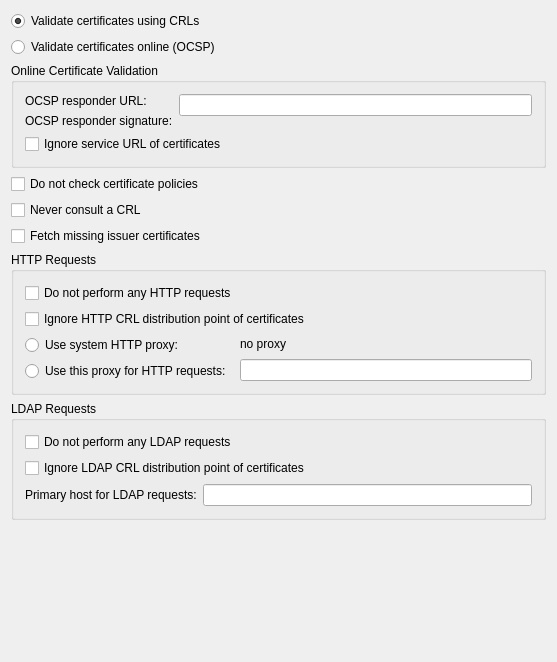
Before: the Qt Designer form kmail/smimeconfiguration.ui in chusopr/kdepim-ktimetracker-akonadi, drawn with Qt 5.
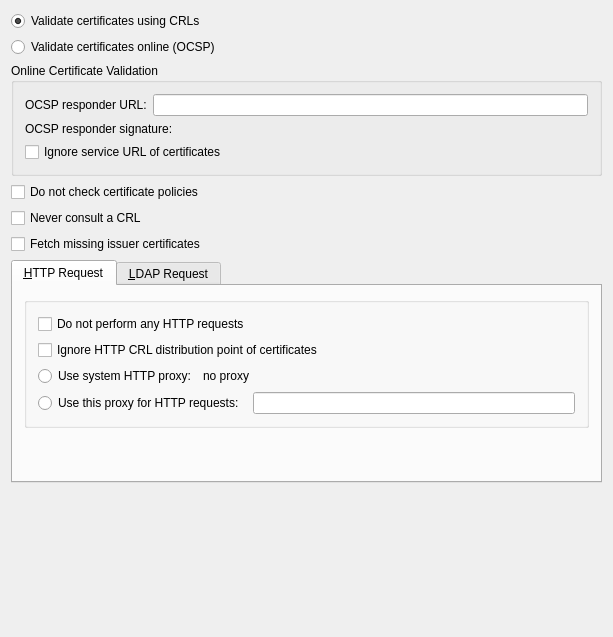
After: the same form once the commit is applied. Custom widgets are drawn as their Qt base class.

Commit message: FiNeX's fix for the SMIME configuration dialog layout. BUGS: 152410

What changed in the file:
```diff
--- a/kmail/smimeconfiguration.ui
+++ b/kmail/smimeconfiguration.ui
@@ -5,12 +5,12 @@
    <rect>
     <x>0</x>
     <y>0</y>
-    <width>557</width>
-    <height>662</height>
+    <width>613</width>
+    <height>637</height>
    </rect>
   </property>
-  <layout class="QVBoxLayout" >
-   <item>
+  <layout class="QGridLayout" >
+   <item row="0" column="0" >
     <widget class="QRadioButton" name="CRLRB" >
      <property name="whatsThis" >
       <string>If this option is selected, S/MIME certificates are validated using Certificate Revocation Lists (CRLs).</string>
@@ -23,7 +23,7 @@
      </property>
     </widget>
    </item>
-   <item>
+   <item row="1" column="0" >
     <widget class="QRadioButton" name="OCSPRB" >
      <property name="whatsThis" >
       <string>If this option is selected, S/MIME certificates are validated online using the Online Certificates Status Protocol (OCSP). Fill in the URL of the OCSP responder below.</string>
@@ -33,16 +33,16 @@
      </property>
     </widget>
    </item>
-   <item>
+   <item row="2" column="0" >
     <widget class="QGroupBox" name="OCSPGroupBox" >
      <property name="title" >
       <string>Online Certificate Validation</string>
      </property>
+     <layout class="QGridLayout" >
+      <item row="0" column="0" >
      <layout class="QVBoxLayout" >
       <item>
        <layout class="QHBoxLayout" >
-        <item>
-         <layout class="QVBoxLayout" >
           <item>
            <widget class="QLabel" name="textLabel1" >
             <property name="text" >
@@ -54,33 +54,31 @@
            </widget>
           </item>
           <item>
-           <widget class="QLabel" name="textLabel2" >
-            <property name="text" >
-             <string>OCSP responder signature:</string>
-            </property>
-            <property name="wordWrap" >
-             <bool>false</bool>
-            </property>
-           </widget>
-          </item>
-         </layout>
-        </item>
-        <item>
-         <layout class="QVBoxLayout" >
-          <item>
            <widget class="QLineEdit" name="OCSPResponderURL" >
             <property name="whatsThis" >
              <string>Enter here the address of the server for online validation of certificates (OCSP responder). The URL is usually starting with http://.</string>
             </property>
            </widget>
           </item>
+         </layout>
+        </item>
+        <item>
+         <layout class="QHBoxLayout" >
+          <item>
+           <widget class="QLabel" name="textLabel2" >
+            <property name="text" >
+             <string>OCSP responder signature:</string>
+            </property>
+            <property name="wordWrap" >
+             <bool>false</bool>
+            </property>
+           </widget>
+          </item>
           <item>
            <widget class="Kleo::KeyRequester" native="1" name="OCSPResponderSignature" />
           </item>
          </layout>
         </item>
-       </layout>
-      </item>
       <item>
        <widget class="QCheckBox" name="ignoreServiceURLCB" >
         <property name="text" >
@@ -89,9 +87,11 @@
        </widget>
       </item>
      </layout>
+      </item>
+     </layout>
     </widget>
    </item>
-   <item>
+   <item row="3" column="0" >
     <widget class="QCheckBox" name="doNotCheckCertPolicyCB" >
      <property name="whatsThis" >
       <string>By default GnuPG uses the file ~/.gnupg/policies.txt to check if a certificate policy is allowed. If this option is selected, policies are not checked.</string>
@@ -101,7 +101,7 @@
      </property>
     </widget>
    </item>
-   <item>
+   <item row="4" column="0" >
     <widget class="QCheckBox" name="neverConsultCB" >
      <property name="whatsThis" >
       <string>If this option is checked, Certificate Revocation Lists are never used to validate S/MIME certificates.</string>
@@ -111,7 +111,7 @@
      </property>
     </widget>
    </item>
-   <item>
+   <item row="5" column="0" >
     <widget class="QCheckBox" name="fetchMissingCB" >
      <property name="whatsThis" >
       <string>If this option is checked, missing issuer certificates are fetched when necessary (this applies to both validation methods, CRLs and OCSP)</string>
@@ -121,11 +121,25 @@
      </property>
     </widget>
    </item>
+   <item row="6" column="0" >
+    <widget class="QTabWidget" name="tabRequest" >
+     <property name="currentIndex" >
+      <number>0</number>
+     </property>
+     <widget class="QWidget" name="tabHTTP" >
+      <attribute name="title" >
+       <string>&amp;HTTP Request</string>
+      </attribute>
+      <layout class="QGridLayout" >
+       <item row="0" column="0" >
+        <layout class="QVBoxLayout" >
    <item>
     <widget class="QGroupBox" name="HTTPGroupBox" >
      <property name="title" >
-      <string>HTTP Requests</string>
-     </property>
+            <string/>
+           </property>
+           <layout class="QGridLayout" >
+            <item row="0" column="0" >
      <layout class="QVBoxLayout" >
       <item>
        <widget class="QCheckBox" name="disableHTTPCB" >
@@ -138,33 +152,6 @@
        </widget>
       </item>
       <item>
-       <widget class="QFrame" name="frameHTTP" >
-        <property name="sizePolicy" >
-         <sizepolicy vsizetype="Preferred" hsizetype="Preferred" >
-          <horstretch>0</horstretch>
-          <verstretch>0</verstretch>
-         </sizepolicy>
-        </property>
-        <property name="frameShape" >
-         <enum>QFrame::NoFrame</enum>
-        </property>
-        <property name="frameShadow" >
-         <enum>QFrame::Plain</enum>
-        </property>
-        <layout class="QVBoxLayout" >
-         <property name="leftMargin" >
-          <number>0</number>
-         </property>
-         <property name="topMargin" >
-          <number>0</number>
-         </property>
-         <property name="rightMargin" >
-          <number>0</number>
-         </property>
-         <property name="bottomMargin" >
-          <number>0</number>
-         </property>
-         <item>
           <widget class="QCheckBox" name="ignoreHTTPDPCB" >
            <property name="whatsThis" >
             <string>When looking for the location of a CRL, the to-be-tested certificate usually contains what are known as "CRL Distribution Point" (DP) entries, which are URLs describing the way to access the URL. The first found DP entry is used.  With this option all entries using the HTTP scheme are ignored when looking for a suitable DP.</string>
@@ -177,8 +164,6 @@
          <item>
           <layout class="QHBoxLayout" >
            <item>
-            <layout class="QVBoxLayout" >
-             <item>
               <widget class="QRadioButton" name="honorHTTPProxyRB" >
                <property name="whatsThis" >
                 <string>If this option is selected, the value of the HTTP proxy shown on the right (which comes from the environment variable http_proxy) will be used for any HTTP request.</string>
@@ -189,17 +174,6 @@
               </widget>
              </item>
              <item>
-              <widget class="QRadioButton" name="useCustomHTTPProxyRB" >
-               <property name="text" >
-                <string>Use this proxy for HTTP requests: </string>
-               </property>
-              </widget>
-             </item>
-            </layout>
-           </item>
-           <item>
-            <layout class="QVBoxLayout" >
-             <item>
               <widget class="QLabel" name="systemHTTPProxy" >
                <property name="text" >
                 <string>no proxy</string>
@@ -210,6 +184,30 @@
               </widget>
              </item>
              <item>
+                 <spacer>
+                  <property name="orientation" >
+                   <enum>Qt::Horizontal</enum>
+                  </property>
+                  <property name="sizeHint" >
+                   <size>
+                    <width>40</width>
+                    <height>20</height>
+                   </size>
+                  </property>
+                 </spacer>
+                </item>
+               </layout>
+              </item>
+              <item>
+               <layout class="QHBoxLayout" >
+                <item>
+                 <widget class="QRadioButton" name="useCustomHTTPProxyRB" >
+                  <property name="text" >
+                   <string>Use this proxy for HTTP requests: </string>
+                  </property>
+                 </widget>
+                </item>
+                <item>
               <widget class="QLineEdit" name="customHTTPProxy" >
                <property name="whatsThis" >
                 <string>Enter here the location of your HTTP Proxy, which will be used for all HTTP requests relating to S/MIME. The syntax is host:port, for instance myproxy.nowhere.com:3128.</string>
@@ -223,14 +221,37 @@
         </layout>
        </widget>
       </item>
-     </layout>
-    </widget>
-   </item>
+         <item>
+          <spacer>
+           <property name="orientation" >
+            <enum>Qt::Vertical</enum>
+           </property>
+           <property name="sizeHint" >
+            <size>
+             <width>20</width>
+             <height>40</height>
+            </size>
+           </property>
+          </spacer>
+         </item>
+        </layout>
+       </item>
+      </layout>
+     </widget>
+     <widget class="QWidget" name="tabLDAP" >
+      <attribute name="title" >
+       <string>&amp;LDAP Request</string>
+      </attribute>
+      <layout class="QGridLayout" >
+       <item row="0" column="0" >
+        <layout class="QVBoxLayout" >
    <item>
     <widget class="QGroupBox" name="LDAPGroupBox" >
      <property name="title" >
-      <string>LDAP Requests</string>
-     </property>
+            <string/>
+           </property>
+           <layout class="QGridLayout" >
+            <item row="0" column="0" >
      <layout class="QVBoxLayout" >
       <item>
        <widget class="QCheckBox" name="disableLDAPCB" >
@@ -243,33 +264,6 @@
        </widget>
       </item>
       <item>
-       <widget class="QFrame" name="frameLDAP" >
-        <property name="sizePolicy" >
-         <sizepolicy vsizetype="Fixed" hsizetype="Preferred" >
-          <horstretch>0</horstretch>
-          <verstretch>0</verstretch>
-         </sizepolicy>
-        </property>
-        <property name="frameShape" >
-         <enum>QFrame::NoFrame</enum>
-        </property>
-        <property name="frameShadow" >
-         <enum>QFrame::Plain</enum>
-        </property>
-        <layout class="QVBoxLayout" >
-         <property name="leftMargin" >
-          <number>0</number>
-         </property>
-         <property name="topMargin" >
-          <number>0</number>
-         </property>
-         <property name="rightMargin" >
-          <number>0</number>
-         </property>
-         <property name="bottomMargin" >
-          <number>0</number>
-         </property>
-         <item>
           <widget class="QCheckBox" name="ignoreLDAPDPCB" >
            <property name="whatsThis" >
             <string>When looking for the location of a CRL, the to-be-tested certificate usually contains what are known as "CRL Distribution Point" (DP) entries, which are URLs describing the way to access the URL. The first found DP entry is used.  With this option all entries using the LDAP scheme are ignored when looking for a suitable DP.</string>
@@ -302,7 +296,6 @@
           </layout>
          </item>
         </layout>
-       </widget>
       </item>
      </layout>
     </widget>
@@ -312,13 +305,29 @@
      <property name="orientation" >
       <enum>Qt::Vertical</enum>
      </property>
-     <property name="sizeType" >
-      <enum>QSizePolicy::Expanding</enum>
-     </property>
+           <property name="sizeHint" >
+            <size>
+             <width>20</width>
+             <height>31</height>
+            </size>
+           </property>
+          </spacer>
+         </item>
+        </layout>
+       </item>
+      </layout>
+     </widget>
+    </widget>
+   </item>
+   <item row="7" column="0" >
+    <spacer>
+     <property name="orientation" >
+      <enum>Qt::Vertical</enum>
+     </property>
      <property name="sizeHint" >
       <size>
        <width>20</width>
-       <height>73</height>
+       <height>51</height>
       </size>
      </property>
     </spacer>
```
Left out of the diff: 16 changed lines with no effect on the pictures. Lines whose indentation alone changed are shown as unchanged. The commit also changes 1 other file.
